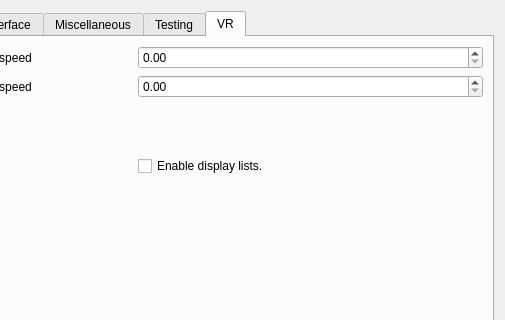
sunhawken/openmw, file apps/launcher/ui/settingspage.ui: the form before one commit; both pictures show x 236 to 741 and y 0 to 320 of the 741 by 524 pixel window.
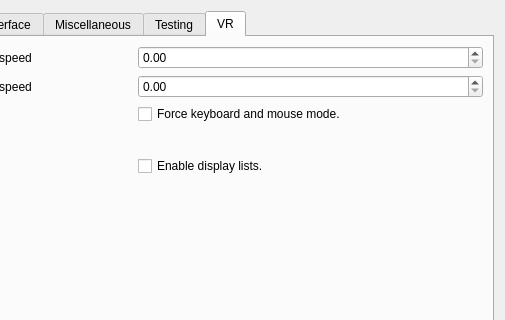
The form after the commit. The open tabs and pages were chosen to show the change.

Commit message: Add launcher toggle for forced keyboard and mouse mode

```diff
--- a/apps/launcher/ui/settingspage.ui
+++ b/apps/launcher/ui/settingspage.ui
@@ -1769,6 +1769,16 @@
            </property>
           </widget>
          </item>
+         <item row="2" column="1">
+          <widget class="QCheckBox" name="forceKeyboardMouseModeCheckBox">
+           <property name="toolTip">
+            <string>Force keyboard and mouse mode even when VR controllers are connected.</string>
+           </property>
+           <property name="text">
+            <string>Force keyboard and mouse mode.</string>
+           </property>
+          </widget>
+         </item>
          <item row="3" column="0">
           <widget class="QCheckBox" name="useSharedShadowMapsCheckBox">
            <property name="toolTip">
```
The commit also changes 4 other files.
